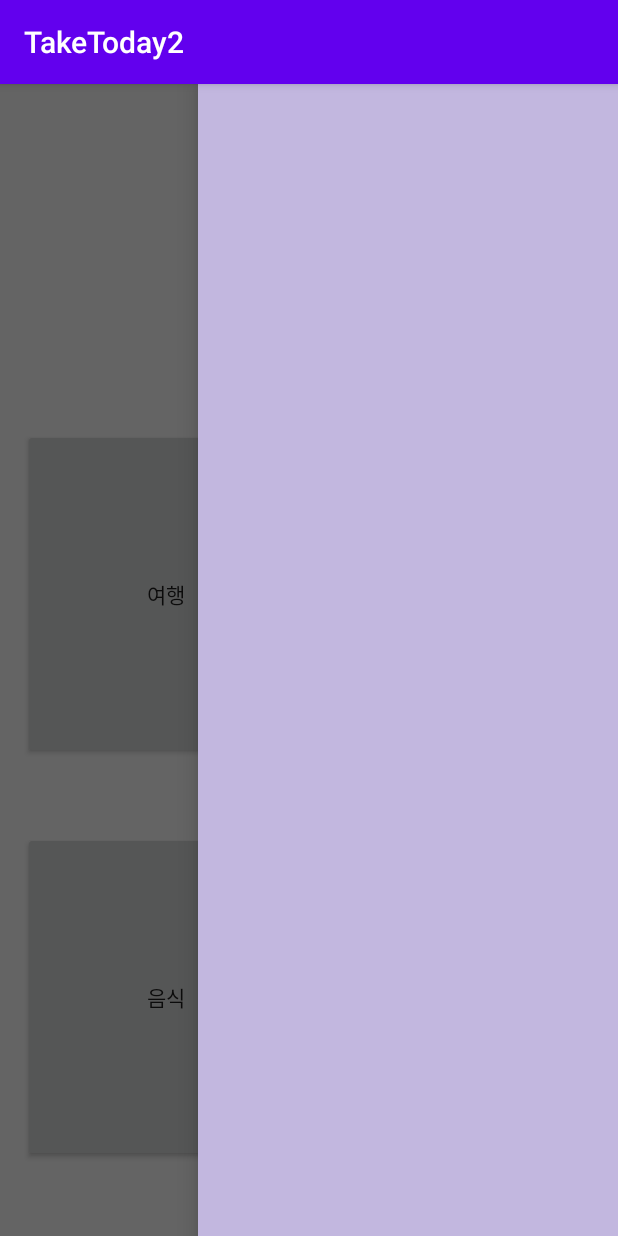
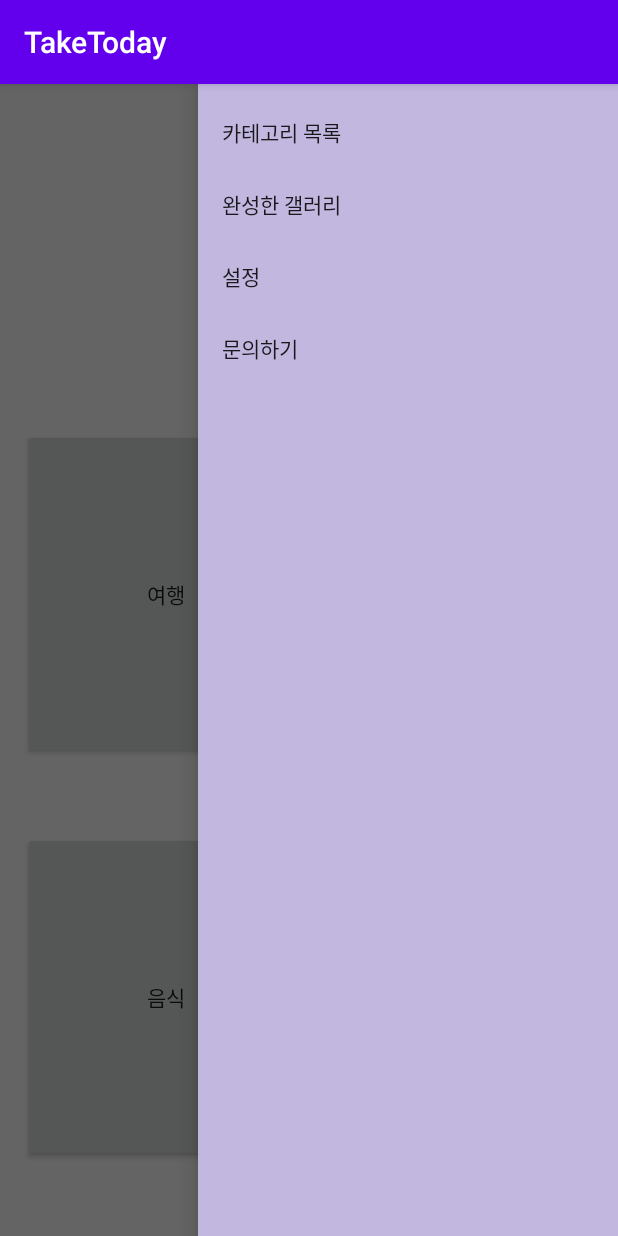
Before and after one commit to IknowAra/TakeToday, an Android app: the screen it shows after launch (MainActivity), with the side drawer open, on a phone screen of 412 x 824 dp. Run offline under Robolectric (Android 15) with nearby library versions, the phone set to English and light mode, and no system bars; libraries missing offline, so code that uses them is left out: kr.hs.emirim.

Commit message:
hyeryung second commit

```diff
--- a/app/src/main/AndroidManifest.xml
+++ b/app/src/main/AndroidManifest.xml
@@ -9,6 +9,7 @@
         android:roundIcon="@mipmap/ic_launcher_round"
         android:supportsRtl="true"
         android:theme="@style/AppTheme">
+        <activity android:name=".Ask"></activity>
         <activity android:name=".MainActivity">
             <intent-filter>
                 <action android:name="android.intent.action.MAIN" />
--- a/app/src/main/java/kr/hs/emirim/cho/taketoday2/MainActivity.kt
+++ b/app/src/main/java/kr/hs/emirim/cho/taketoday2/MainActivity.kt
@@ -40,6 +40,10 @@ class MainActivity : AppCompatActivity(), NavigationView.OnNavigationItemSelecte
                 intent=Intent(this, Setting::class.java)   //다음 화면으로 이동하기 위한 인텐트 객체 생성
                 startActivity(intent)
             }
+            R.id.ask-> {
+                intent=Intent(this, Ask::class.java)   //다음 화면으로 이동하기 위한 인텐트 객체 생성
+                startActivity(intent)
+            }
         }
         //drawer_layout.closeDrawers()
         return false
--- /dev/null
+++ b/app/src/main/res/menu/navi_menu.xml
@@ -0,0 +1,24 @@
+<?xml version="1.0" encoding="utf-8"?>
+<menu xmlns:android="http://schemas.android.com/apk/res/android">
+
+    <item
+        android:id="@+id/cate"
+        android:title="카테고리 목록"
+        />
+
+    <item
+        android:id="@+id/finished"
+        android:title="완성한 갤러리"
+        />
+
+    <item
+        android:id="@+id/setting"
+        android:title="설정"
+        />
+    <item
+        android:id="@+id/ask"
+        android:title="문의하기"
+        />
+
+
+</menu>
--- a/app/src/main/res/values/strings.xml
+++ b/app/src/main/res/values/strings.xml
@@ -1,3 +1,3 @@
 <resources>
-    <string name="app_name">TakeToday2</string>
+    <string name="app_name">TakeToday</string>
 </resources>
```
Also changed, not shown: app/src/main/java/kr/hs/emirim/cho/taketoday2/Ask.kt (added, +11 -0 lines), app/src/main/res/layout/activity_add.xml (added, +9 -0 lines).
